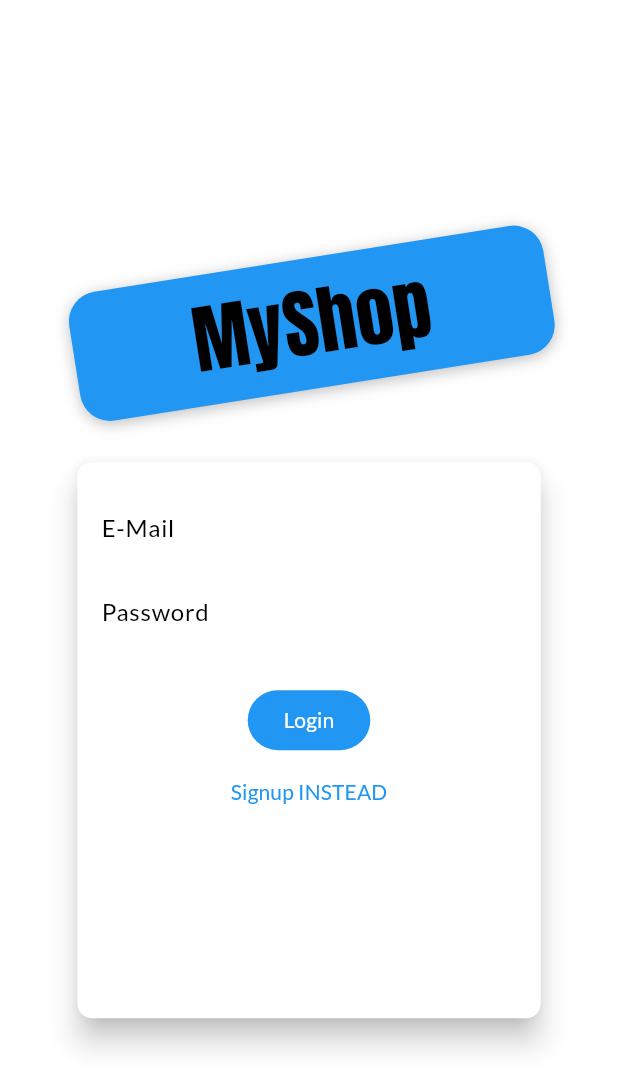
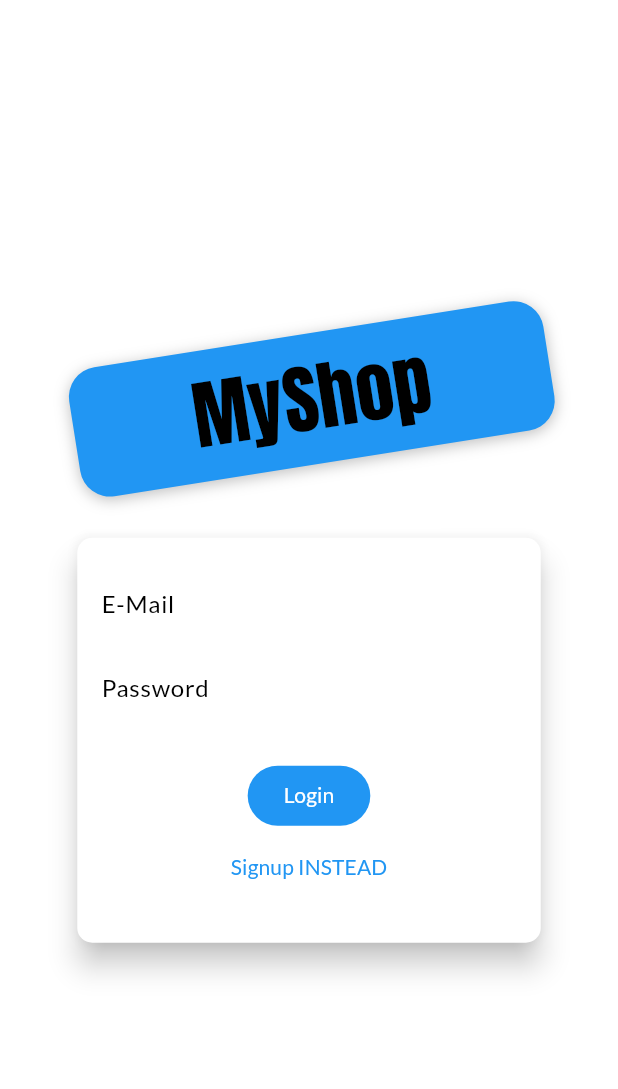
Before and after one commit to Braulio08/shop_app, a Flutter app: the screen it shows after launch, on a phone screen of 412 x 824 dp. Shown: the top 1089 px of the screen. Run offline on Flutter 3.47's test engine with Material 2 defaults, Android fonts, the phone set to English and light mode, and no system bars; drawn by our look-alikes of dynamic_color; our stand-ins replace badges, flutter_dotenv, shared_preferences.

Commit message:
AnimatedContainer

```diff
--- a/lib/screens/auth_screen.dart
+++ b/lib/screens/auth_screen.dart
@@ -90,7 +90,8 @@ class AuthCard extends StatefulWidget {
   _AuthCardState createState() => _AuthCardState();
 }
 
-class _AuthCardState extends State<AuthCard> {
+class _AuthCardState extends State<AuthCard>
+    with SingleTickerProviderStateMixin {
   final GlobalKey<FormState> _formKey = GlobalKey();
   AuthMode _authMode = AuthMode.login;
   final Map<String, String> _authData = {
@@ -99,6 +100,35 @@ class _AuthCardState extends State<AuthCard> {
   };
   var _isLoading = false;
   final _passwordController = TextEditingController();
+  late AnimationController _animationController;
+  late Animation<Size> _heightAnimation;
+
+  @override
+  void initState() {
+    super.initState();
+    _animationController = AnimationController(
+      vsync: this,
+      duration: const Duration(milliseconds: 200),
+    );
+    _heightAnimation = Tween<Size>(
+      begin: const Size(double.infinity, 270),
+      end: const Size(double.infinity, 330),
+    ).animate(
+      CurvedAnimation(
+        parent: _animationController,
+        curve: Curves.linear,
+      ),
+    );
+    // _heightAnimation.addListener(
+    //   () => setState(() {}),
+    // );
+  }
+
+  @override
+  void dispose() {
+    super.dispose();
+    _animationController.dispose();
+  }
 
   void _showErrorDialog(String message) {
     showDialog(
@@ -186,10 +216,12 @@ class _AuthCardState extends State<AuthCard> {
       setState(() {
         _authMode = AuthMode.signup;
       });
+      _animationController.forward();
     } else {
       setState(() {
         _authMode = AuthMode.login;
       });
+      _animationController.reverse();
     }
   }
 
@@ -201,17 +233,27 @@ class _AuthCardState extends State<AuthCard> {
         borderRadius: BorderRadius.circular(10.0),
       ),
       elevation: 8.0,
-      child: Container(
-        height: _authMode == AuthMode.signup
-            ? deviceSize.height * 0.75
-            : deviceSize.height * 0.45,
-        constraints: BoxConstraints(
+      child: AnimatedContainer(
+        duration: const Duration(seconds: 1),
+        curve: Curves.bounceOut,
+          // height: _heightAnimation.value.height,
+          height: _authMode == AuthMode.signup
+              ? 330
+              //deviceSize.height * 0.75
+              : 270
+          //deviceSize.height * 0.35
+          ,
+          constraints: BoxConstraints(
+            // minHeight: _heightAnimation.value.height,
             minHeight: _authMode == AuthMode.signup
-                ? deviceSize.height * 0.75
-                : deviceSize.height * 0.45),
-        width: deviceSize.width * 0.75,
-        padding: const EdgeInsets.all(16.0),
-        child: Form(
+                ? 330
+                //deviceSize.height * 0.75
+                : 270
+            //deviceSize.height * 0.35
+          ),
+          width: deviceSize.width * 0.75,
+          padding: const EdgeInsets.all(16.0),
+          child: Form(
           key: _formKey,
           child: SingleChildScrollView(
             child: Column(
```
